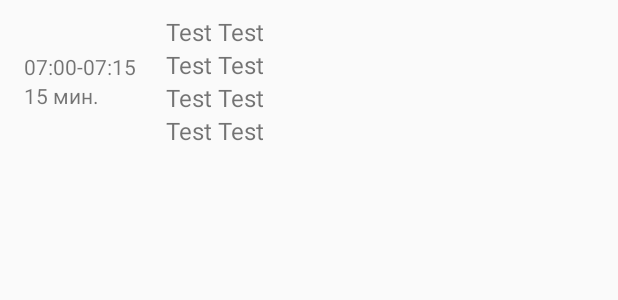
After one commit to StoychoPetrov/Pusher, an Android app: the layout item_reservation.xml on its own in the app's theme, with its tools: preview values and no code run, on a phone screen of 412 x 824 dp. The commit adds this screen. Shown: the top 300 px of the screen. Run offline under Robolectric (Android 15) with nearby library versions, the phone set to English and light mode, and no system bars.

Commit message:
Add reservations.

```diff
--- a/app/src/main/java/eu/mobile/fashionpoint/MainActivity.java
+++ b/app/src/main/java/eu/mobile/fashionpoint/MainActivity.java
@@ -133,7 +133,7 @@ public class MainActivity extends AppCompatActivity implements ConnectionHttp.On
     }
 
     private void openWebViewActivity(){
-        Intent intent = new Intent(MainActivity.this, ReservationsActivity.class);
+        Intent intent = new Intent(MainActivity.this, WebViewActivity.class);
         startActivity(intent);
         finish();
     }
--- /dev/null
+++ b/app/src/main/res/layout/item_reservation.xml
@@ -0,0 +1,71 @@
+<?xml version="1.0" encoding="utf-8"?>
+<LinearLayout
+    xmlns:android           ="http://schemas.android.com/apk/res/android"
+    android:layout_width    ="match_parent"
+    android:layout_height   ="wrap_content"
+    android:paddingTop      ="10dp"
+    android:paddingBottom   ="10dp"
+    android:paddingStart    ="16dp"
+    android:paddingEnd      ="16dp"
+    android:orientation     ="horizontal">
+
+    <LinearLayout
+        android:layout_width    ="wrap_content"
+        android:layout_height   ="wrap_content"
+        android:layout_gravity  ="center_vertical"
+        android:orientation     ="vertical">
+
+        <TextView
+            android:id              ="@+id/date_txt"
+            android:layout_width    ="wrap_content"
+            android:layout_height   ="wrap_content"
+            android:textSize        ="14sp"
+            android:text            ="07:00-07:15"/>
+
+        <TextView
+            android:id                      ="@+id/duration_txt"
+            android:layout_width            ="wrap_content"
+            android:layout_height           ="wrap_content"
+            android:textSize                ="14sp"
+            android:text                    ="15 мин."/>
+
+    </LinearLayout>
+
+    <LinearLayout
+        android:layout_width        ="0dp"
+        android:layout_height       ="wrap_content"
+        android:layout_weight       ="1"
+        android:layout_marginLeft   ="20dp"
+        android:orientation         ="vertical">
+
+        <TextView
+            android:id              ="@+id/client_txt"
+            android:layout_width    ="wrap_content"
+            android:layout_height   ="wrap_content"
+            android:textSize        ="16sp"
+            android:text            ="Test Test"/>
+
+        <TextView
+            android:id              ="@+id/service_txt"
+            android:layout_width    ="wrap_content"
+            android:layout_height   ="wrap_content"
+            android:textSize        ="16sp"
+            android:text            ="Test Test"/>
+
+        <TextView
+            android:id              ="@+id/specialist_txt"
+            android:layout_width    ="wrap_content"
+            android:layout_height   ="wrap_content"
+            android:textSize        ="16sp"
+            android:text            ="Test Test"/>
+
+        <TextView
+            android:id              ="@+id/room_txt"
+            android:layout_width    ="wrap_content"
+            android:layout_height   ="wrap_content"
+            android:textSize        ="16sp"
+            android:text            ="Test Test"/>
+
+    </LinearLayout>
+
+</LinearLayout>
```
Also changed, not shown: app/src/main/java/eu/mobile/fashionpoint/ChatHeadService.java (+22 -2 lines), app/src/main/java/eu/mobile/fashionpoint/ReservationsActivity.java (+92 -13 lines), app/src/main/java/eu/mobile/fashionpoint/ReservationsAdapter.java (added, +108 -0 lines), app/src/main/java/eu/mobile/fashionpoint/Utils.java (+49 -0 lines), app/src/main/java/eu/mobile/fashionpoint/WebViewActivity.java (+27 -0 lines), app/src/main/res/layout/activity_reservations.xml (+20 -2 lines).
